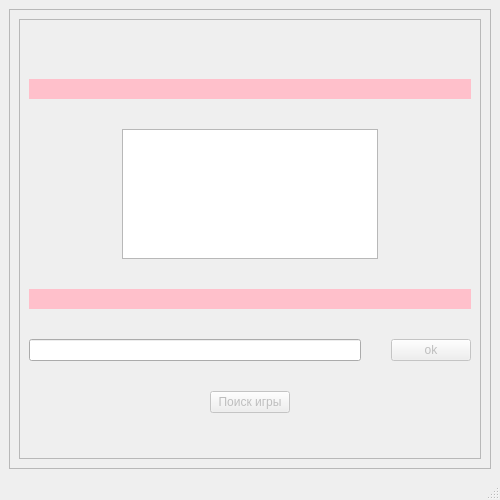
Old version of the form ui_files/game.ui in the repository AliyaRazyapova/bulls-and-cows.
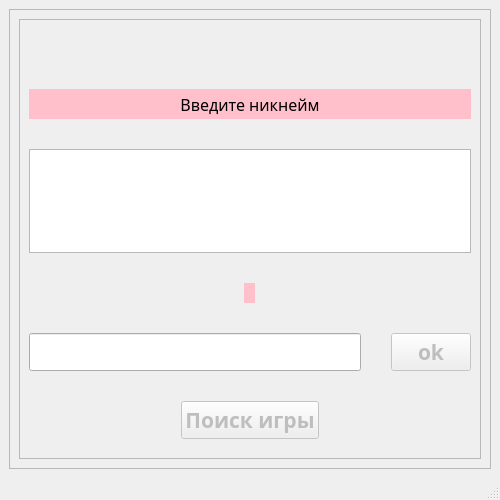
New version of the form.

The edit to the form file:
```diff
--- a/ui_files/game.ui
+++ b/ui_files/game.ui
@@ -75,21 +75,21 @@
             <item>
              <widget class="QLabel" name="label">
               <property name="enabled">
-               <bool>false</bool>
+               <bool>true</bool>
               </property>
               <property name="minimumSize">
                <size>
                 <width>0</width>
-                <height>20</height>
+                <height>30</height>
                </size>
               </property>
               <property name="font">
                <font>
                 <family>Rockwell</family>
-                <pointsize>18</pointsize>
-                <weight>50</weight>
+                <pointsize>22</pointsize>
+                <weight>75</weight>
                 <italic>false</italic>
-                <bold>false</bold>
+                <bold>true</bold>
                </font>
               </property>
               <property name="styleSheet">
@@ -110,22 +110,46 @@
              <widget class="QLabel" name="instructions">
               <property name="minimumSize">
                <size>
-                <width>0</width>
-                <height>20</height>
+                <width>143</width>
+                <height>30</height>
                </size>
               </property>
+              <property name="font">
+               <font>
+                <family>Rockwell</family>
+                <pointsize>12</pointsize>
+                <weight>50</weight>
+                <bold>false</bold>
+               </font>
+              </property>
               <property name="styleSheet">
                <string notr="true">background: pink; </string>
               </property>
               <property name="text">
-               <string/>
+               <string>Введите никнейм</string>
+              </property>
+              <property name="alignment">
+               <set>Qt::AlignCenter</set>
               </property>
              </widget>
             </item>
-            <item alignment="Qt::AlignHCenter">
-             <widget class="QTextBrowser" name="chat"/>
-            </item>
             <item>
+             <widget class="QTextBrowser" name="chat">
+              <property name="minimumSize">
+               <size>
+                <width>0</width>
+                <height>100</height>
+               </size>
+              </property>
+              <property name="font">
+               <font>
+                <family>Rockwell</family>
+                <pointsize>14</pointsize>
+               </font>
+              </property>
+             </widget>
+            </item>
+            <item alignment="Qt::AlignHCenter">
              <widget class="QLabel" name="last_response">
               <property name="minimumSize">
                <size>
@@ -133,12 +157,21 @@
                 <height>20</height>
                </size>
               </property>
+              <property name="font">
+               <font>
+                <family>Rockwell</family>
+                <pointsize>14</pointsize>
+               </font>
+              </property>
               <property name="styleSheet">
                <string notr="true">background: pink; </string>
               </property>
               <property name="text">
                <string/>
               </property>
+              <property name="alignment">
+               <set>Qt::AlignCenter</set>
+              </property>
              </widget>
             </item>
             <item>
@@ -150,13 +183,31 @@
                <number>0</number>
               </property>
               <item>
-               <widget class="QLineEdit" name="game_input_field"/>
+               <widget class="QLineEdit" name="game_input_field">
+                <property name="font">
+                 <font>
+                  <family>Rockwell</family>
+                  <pointsize>16</pointsize>
+                 </font>
+                </property>
+                <property name="alignment">
+                 <set>Qt::AlignCenter</set>
+                </property>
+               </widget>
               </item>
               <item>
                <widget class="QPushButton" name="game_input_ok">
                 <property name="enabled">
                  <bool>false</bool>
                 </property>
+                <property name="font">
+                 <font>
+                  <family>Rockwell</family>
+                  <pointsize>16</pointsize>
+                  <weight>75</weight>
+                  <bold>true</bold>
+                 </font>
+                </property>
                 <property name="text">
                  <string>ok</string>
                 </property>
@@ -175,6 +226,14 @@
                 <height>16777215</height>
                </size>
               </property>
+              <property name="font">
+               <font>
+                <family>Rockwell</family>
+                <pointsize>16</pointsize>
+                <weight>75</weight>
+                <bold>true</bold>
+               </font>
+              </property>
               <property name="text">
                <string>Поиск игры</string>
               </property>
```
Left out of the diff: 3 changed lines with no effect on the pictures.
